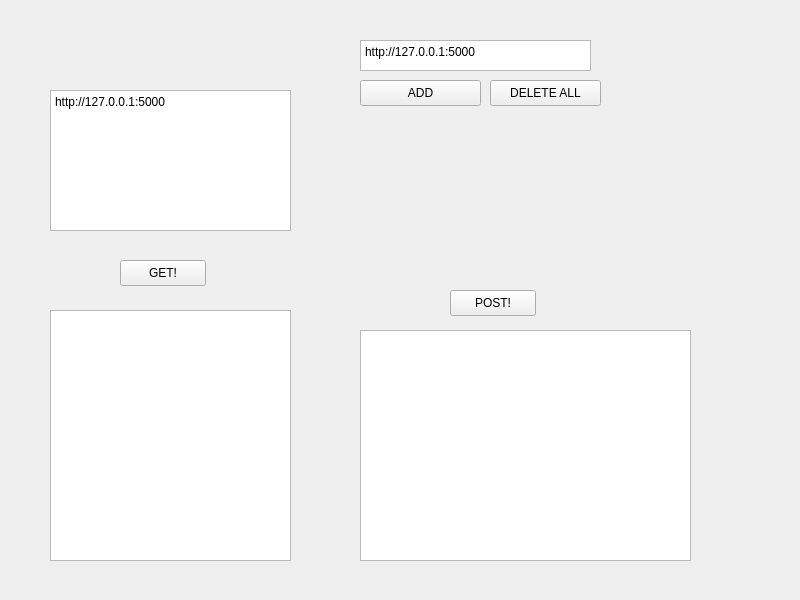
ChuanSWT/Make-GET-POST-WS-tests-Quick-, file widget.ui: the form before one commit.
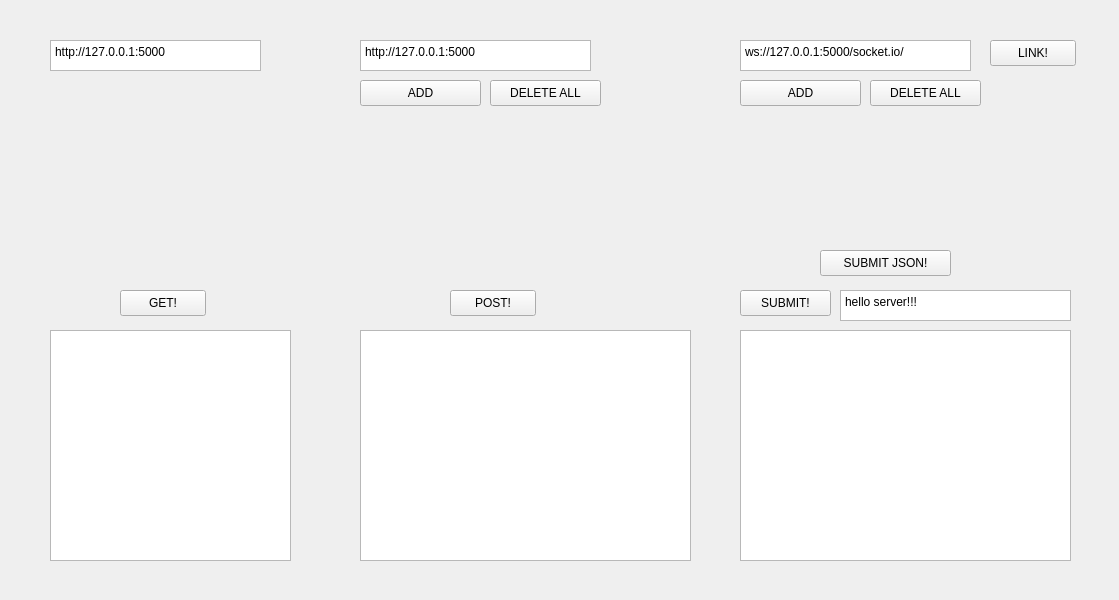
The form after the commit.

```diff
--- a/widget.ui
+++ b/widget.ui
@@ -6,7 +6,7 @@
    <rect>
     <x>0</x>
     <y>0</y>
-    <width>800</width>
+    <width>1119</width>
     <height>600</height>
    </rect>
   </property>
@@ -17,7 +17,7 @@
    <property name="geometry">
     <rect>
      <x>120</x>
-     <y>260</y>
+     <y>290</y>
      <width>86</width>
      <height>26</height>
     </rect>
@@ -30,9 +30,9 @@
    <property name="geometry">
     <rect>
      <x>50</x>
-     <y>90</y>
-     <width>241</width>
-     <height>141</height>
+     <y>40</y>
+     <width>211</width>
+     <height>31</height>
     </rect>
    </property>
    <property name="html">
@@ -50,9 +50,9 @@
    <property name="geometry">
     <rect>
      <x>50</x>
-     <y>310</y>
+     <y>330</y>
      <width>241</width>
-     <height>251</height>
+     <height>231</height>
     </rect>
    </property>
   </widget>
@@ -150,6 +150,146 @@
     <string>DELETE ALL</string>
    </property>
   </widget>
+  <widget class="QTextEdit" name="WSOuputer">
+   <property name="geometry">
+    <rect>
+     <x>740</x>
+     <y>40</y>
+     <width>231</width>
+     <height>31</height>
+    </rect>
+   </property>
+   <property name="html">
+    <string>&lt;!DOCTYPE HTML PUBLIC &quot;-//W3C//DTD HTML 4.0//EN&quot; &quot;http://www.w3.org/TR/REC-html40/strict.dtd&quot;&gt;
+&lt;html&gt;&lt;head&gt;&lt;meta name=&quot;qrichtext&quot; content=&quot;1&quot; /&gt;&lt;meta charset=&quot;utf-8&quot; /&gt;&lt;style type=&quot;text/css&quot;&gt;
+p, li { white-space: pre-wrap; }
+hr { height: 1px; border-width: 0; }
+li.unchecked::marker { content: &quot;\2610&quot;; }
+li.checked::marker { content: &quot;\2612&quot;; }
+&lt;/style&gt;&lt;/head&gt;&lt;body style=&quot; font-family:'Microsoft YaHei UI'; font-size:9pt; font-weight:400; font-style:normal;&quot;&gt;
+&lt;p style=&quot; margin-top:0px; margin-bottom:0px; margin-left:0px; margin-right:0px; -qt-block-indent:0; text-indent:0px;&quot;&gt;ws://127.0.0.1:5000/socket.io/&lt;/p&gt;&lt;/body&gt;&lt;/html&gt;</string>
+   </property>
+  </widget>
+  <widget class="QPushButton" name="WSaddButton">
+   <property name="geometry">
+    <rect>
+     <x>740</x>
+     <y>80</y>
+     <width>121</width>
+     <height>26</height>
+    </rect>
+   </property>
+   <property name="text">
+    <string>ADD</string>
+   </property>
+  </widget>
+  <widget class="QPushButton" name="WSdeleteButton">
+   <property name="geometry">
+    <rect>
+     <x>870</x>
+     <y>80</y>
+     <width>111</width>
+     <height>26</height>
+    </rect>
+   </property>
+   <property name="text">
+    <string>DELETE ALL</string>
+   </property>
+  </widget>
+  <widget class="QWidget" name="formLayoutWidget_2">
+   <property name="geometry">
+    <rect>
+     <x>740</x>
+     <y>110</y>
+     <width>331</width>
+     <height>131</height>
+    </rect>
+   </property>
+   <layout class="QFormLayout" name="WSformLayout">
+    <item row="0" column="1">
+     <spacer name="verticalSpacer_2">
+      <property name="orientation">
+       <enum>Qt::Vertical</enum>
+      </property>
+      <property name="sizeHint" stdset="0">
+       <size>
+        <width>20</width>
+        <height>40</height>
+       </size>
+      </property>
+     </spacer>
+    </item>
+   </layout>
+  </widget>
+  <widget class="QPushButton" name="WSSubmitJSONButton">
+   <property name="geometry">
+    <rect>
+     <x>820</x>
+     <y>250</y>
+     <width>131</width>
+     <height>26</height>
+    </rect>
+   </property>
+   <property name="text">
+    <string>SUBMIT JSON!</string>
+   </property>
+  </widget>
+  <widget class="QTextEdit" name="WSInputer">
+   <property name="geometry">
+    <rect>
+     <x>740</x>
+     <y>330</y>
+     <width>331</width>
+     <height>231</height>
+    </rect>
+   </property>
+  </widget>
+  <widget class="QPushButton" name="WSLinkButton">
+   <property name="geometry">
+    <rect>
+     <x>990</x>
+     <y>40</y>
+     <width>86</width>
+     <height>26</height>
+    </rect>
+   </property>
+   <property name="text">
+    <string>LINK!</string>
+   </property>
+  </widget>
+  <widget class="QTextEdit" name="WSPureTextOuputer">
+   <property name="geometry">
+    <rect>
+     <x>840</x>
+     <y>290</y>
+     <width>231</width>
+     <height>31</height>
+    </rect>
+   </property>
+   <property name="html">
+    <string>&lt;!DOCTYPE HTML PUBLIC &quot;-//W3C//DTD HTML 4.0//EN&quot; &quot;http://www.w3.org/TR/REC-html40/strict.dtd&quot;&gt;
+&lt;html&gt;&lt;head&gt;&lt;meta name=&quot;qrichtext&quot; content=&quot;1&quot; /&gt;&lt;meta charset=&quot;utf-8&quot; /&gt;&lt;style type=&quot;text/css&quot;&gt;
+p, li { white-space: pre-wrap; }
+hr { height: 1px; border-width: 0; }
+li.unchecked::marker { content: &quot;\2610&quot;; }
+li.checked::marker { content: &quot;\2612&quot;; }
+&lt;/style&gt;&lt;/head&gt;&lt;body style=&quot; font-family:'Microsoft YaHei UI'; font-size:9pt; font-weight:400; font-style:normal;&quot;&gt;
+&lt;p style=&quot; margin-top:0px; margin-bottom:0px; margin-left:0px; margin-right:0px; -qt-block-indent:0; text-indent:0px;&quot;&gt;hello server!!!&lt;/p&gt;&lt;/body&gt;&lt;/html&gt;</string>
+   </property>
+  </widget>
+  <widget class="QPushButton" name="WSSubmitPureTextButton">
+   <property name="geometry">
+    <rect>
+     <x>740</x>
+     <y>290</y>
+     <width>91</width>
+     <height>26</height>
+    </rect>
+   </property>
+   <property name="text">
+    <string>SUBMIT!</string>
+   </property>
+  </widget>
  </widget>
  <resources/>
  <connections/>
```
